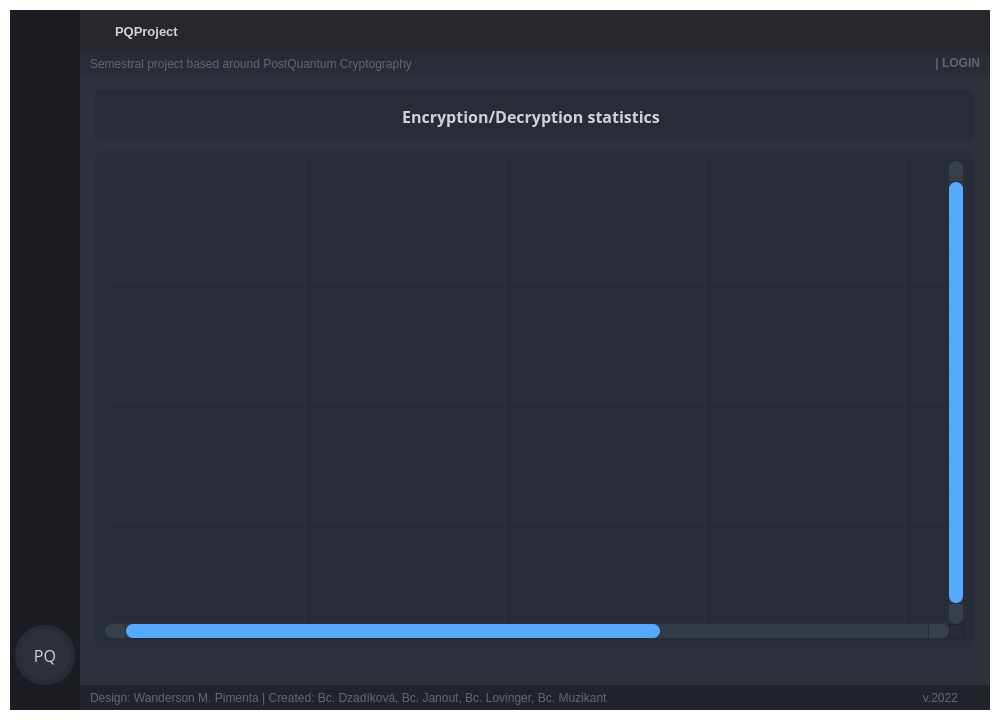
Above: gui/GUI_BASE.ui from Muzosh/PQ-crypto-test-app before the change. Below: the same form after it.
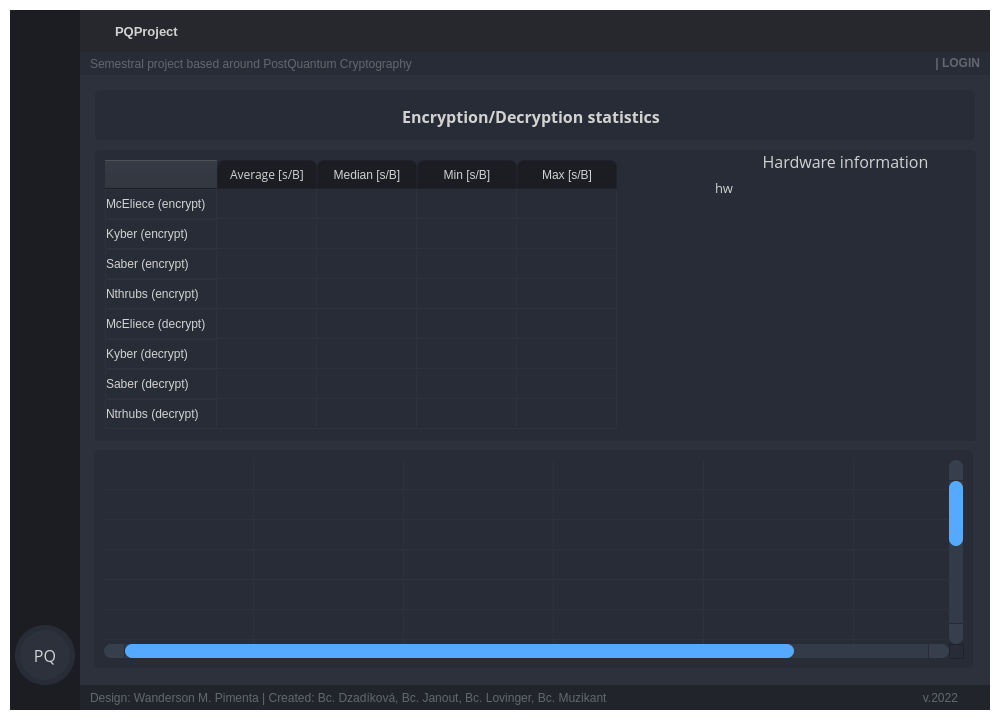
That is the form after the change. The open tabs and pages were chosen to show the change. Icons and pictures are not drawn.

Commit message: Finish statistics obtaining, fix gui, table headers and more

What changed in the file:
```diff
--- a/gui/GUI_BASE.ui
+++ b/gui/GUI_BASE.ui
@@ -4058,10 +4058,10 @@
                    <widget class="QFrame" name="enc_statistics_table_frame">
                     <property name="geometry">
                      <rect>
-                      <x>9</x>
-                      <y>70</y>
-                      <width>880</width>
-                      <height>500</height>
+                      <x>8</x>
+                      <y>369</y>
+                      <width>881</width>
+                      <height>221</height>
                      </rect>
                     </property>
                     <property name="minimumSize">
@@ -4406,8 +4406,11 @@
                        <attribute name="horizontalHeaderCascadingSectionResizes">
                         <bool>true</bool>
                        </attribute>
+                       <attribute name="horizontalHeaderMinimumSectionSize">
+                        <number>20</number>
+                       </attribute>
                        <attribute name="horizontalHeaderDefaultSectionSize">
-                        <number>200</number>
+                        <number>150</number>
                        </attribute>
                        <attribute name="horizontalHeaderStretchLastSection">
                         <bool>true</bool>
@@ -4422,7 +4425,7 @@
                         <bool>false</bool>
                        </attribute>
                        <attribute name="verticalHeaderStretchLastSection">
-                        <bool>true</bool>
+                        <bool>false</bool>
                        </attribute>
                        <row/>
                        <row/>
@@ -4439,7 +4442,7 @@
                        <row/>
                        <column>
                         <property name="text">
-                         <string>DatTime</string>
+                         <string>DateTime</string>
                         </property>
                        </column>
                        <column>
@@ -4454,17 +4457,17 @@
                        </column>
                        <column>
                         <property name="text">
-                         <string>Nový sloupec</string>
+                         <string>FileSize [B]</string>
                         </property>
                        </column>
                        <column>
                         <property name="text">
-                         <string>KEM time</string>
+                         <string>KEM time [s]</string>
                         </property>
                        </column>
                        <column>
                         <property name="text">
-                         <string>AES time</string>
+                         <string>AES time [s]</string>
                         </property>
                        </column>
                       </widget>
@@ -4527,6 +4530,322 @@
                      </property>
                     </widget>
                    </widget>
+                   <widget class="QFrame" name="enc_statistics_data_frame">
+                    <property name="geometry">
+                     <rect>
+                      <x>10</x>
+                      <y>70</y>
+                      <width>881</width>
+                      <height>291</height>
+                     </rect>
+                    </property>
+                    <property name="sizePolicy">
+                     <sizepolicy hsizetype="MinimumExpanding" vsizetype="MinimumExpanding">
+                      <horstretch>0</horstretch>
+                      <verstretch>0</verstretch>
+                     </sizepolicy>
+                    </property>
+                    <property name="styleSheet">
+                     <string notr="true">background-color: rgb(39, 44, 54);
+border-radius: 5px;</string>
+                    </property>
+                    <property name="frameShape">
+                     <enum>QFrame::StyledPanel</enum>
+                    </property>
+                    <property name="frameShadow">
+                     <enum>QFrame::Raised</enum>
+                    </property>
+                    <widget class="QWidget" name="verticalLayoutWidget">
+                     <property name="geometry">
+                      <rect>
+                       <x>0</x>
+                       <y>0</y>
+                       <width>621</width>
+                       <height>309</height>
+                      </rect>
+                     </property>
+                     <layout class="QVBoxLayout" name="enc_statistics_layout_data_box">
+                      <property name="sizeConstraint">
+                       <enum>QLayout::SetDefaultConstraint</enum>
+                      </property>
+                      <item>
+                       <widget class="QTableWidget" name="enc_statistics_data_table">
+                        <property name="enabled">
+                         <bool>true</bool>
+                        </property>
+                        <property name="sizePolicy">
+                         <sizepolicy hsizetype="MinimumExpanding" vsizetype="MinimumExpanding">
+                          <horstretch>0</horstretch>
+                          <verstretch>0</verstretch>
+                         </sizepolicy>
+                        </property>
+                        <property name="layoutDirection">
+                         <enum>Qt::LeftToRight</enum>
+                        </property>
+                        <property name="autoFillBackground">
+                         <bool>false</bool>
+                        </property>
+                        <property name="styleSheet">
+                         <string notr="true">QTableWidget {	
+	background-color: rgb(39, 44, 54);
+	padding: 10px;
+	border-radius: 5px;
+	gridline-color: rgb(44, 49, 60);
+	border-bottom: 1px solid rgb(44, 49, 60);
+}
+QTableWidget::item{
+	border-color: rgb(44, 49, 60);
+	padding-left: 5px;
+	padding-right: 5px;
+	gridline-color: rgb(44, 49, 60);
+}
+QTableWidget::item:selected{
+	background-color: rgb(85, 170, 255);
+}
+QScrollBar:horizontal {
+    border: none;
+    background: rgb(52, 59, 72);
+    height: 14px;
+    margin: 0px 21px 0 21px;
+	border-radius: 0px;
+}
+ QScrollBar:vertical {
+	border: none;
+    background: rgb(52, 59, 72);
+    width: 14px;
+    margin: 21px 0 21px 0;
+	border-radius: 0px;
+ }
+QHeaderView::section{
+	Background-color: rgb(39, 44, 54);
+	max-width: 30px;
+	border: 1px solid rgb(44, 49, 60);
+	border-style: none;
+    border-bottom: 1px solid rgb(44, 49, 60);
+    border-right: 1px solid rgb(44, 49, 60);
+}
+QTableWidget::horizontalHeader {	
+	background-color: rgb(81, 255, 0);
+}
+QHeaderView::section:horizontal
+{
+    border: 1px solid rgb(32, 34, 42);
+	background-color: rgb(27, 29, 35);
+	padding: 3px;
+	border-top-left-radius: 7px;
+    border-top-right-radius: 7px;
+}
+QHeaderView::section:vertical
+{
+    border: 1px solid rgb(44, 49, 60);
+}
+</string>
+                        </property>
+                        <property name="verticalScrollBarPolicy">
+                         <enum>Qt::ScrollBarAsNeeded</enum>
+                        </property>
+                        <property name="horizontalScrollBarPolicy">
+                         <enum>Qt::ScrollBarAsNeeded</enum>
+                        </property>
+                        <property name="sizeAdjustPolicy">
+                         <enum>QAbstractScrollArea::AdjustToContents</enum>
+                        </property>
+                        <property name="editTriggers">
+                         <set>QAbstractItemView::NoEditTriggers</set>
+                        </property>
+                        <property name="selectionMode">
+                         <enum>QAbstractItemView::NoSelection</enum>
+                        </property>
+                        <property name="showGrid">
+                         <bool>true</bool>
+                        </property>
+                        <property name="sortingEnabled">
+                         <bool>false</bool>
+                        </property>
+                        <attribute name="horizontalHeaderCascadingSectionResizes">
+                         <bool>false</bool>
+                        </attribute>
+                        <attribute name="horizontalHeaderMinimumSectionSize">
+                         <number>39</number>
+                        </attribute>
+                        <attribute name="horizontalHeaderDefaultSectionSize">
+                         <number>100</number>
+                        </attribute>
+                        <attribute name="horizontalHeaderHighlightSections">
+                         <bool>false</bool>
+                        </attribute>
+                        <attribute name="horizontalHeaderShowSortIndicator" stdset="0">
+                         <bool>false</bool>
+                        </attribute>
+                        <attribute name="verticalHeaderHighlightSections">
+                         <bool>false</bool>
+                        </attribute>
+                        <attribute name="verticalHeaderShowSortIndicator" stdset="0">
+                         <bool>false</bool>
+                        </attribute>
+                        <row>
+                         <property name="text">
+                          <string>McEliece (encrypt)</string>
+                         </property>
+                        </row>
+                        <row>
+                         <property name="text">
+                          <string>Kyber (encrypt)</string>
+                         </property>
+                        </row>
+                        <row>
+                         <property name="text">
+                          <string>Saber (encrypt)</string>
+                         </property>
+                        </row>
+                        <row>
+                         <property name="text">
+                          <string>Nthrubs (encrypt)</string>
+                         </property>
+                        </row>
+                        <row>
+                         <property name="text">
+                          <string>McEliece (decrypt)</string>
+                         </property>
+                        </row>
+                        <row>
+                         <property name="text">
+                          <string>Kyber (decrypt)</string>
+                         </property>
+                        </row>
+                        <row>
+                         <property name="text">
+                          <string>Saber (decrypt)</string>
+                         </property>
+                        </row>
+                        <row>
+                         <property name="text">
+                          <string>Ntrhubs (decrypt)</string>
+                         </property>
+                        </row>
+                        <column>
+                         <property name="text">
+                          <string>Average [s/B]</string>
+                         </property>
+                         <property name="font">
+                          <font>
+                           <family>Open Sans</family>
+                          </font>
+                         </property>
+                        </column>
+                        <column>
+                         <property name="text">
+                          <string>Median [s/B]</string>
+                         </property>
+                        </column>
+                        <column>
+                         <property name="text">
+                          <string>Min [s/B]</string>
+                         </property>
+                        </column>
+                        <column>
+                         <property name="text">
+                          <string>Max [s/B]</string>
+                         </property>
+                        </column>
+                        <item row="0" column="0">
+                         <property name="text">
+                          <string/>
+                         </property>
+                         <property name="toolTip">
+                          <string/>
+                         </property>
+                         <property name="font">
+                          <font>
+                           <kerning>true</kerning>
+                          </font>
+                         </property>
+                         <property name="textAlignment">
+                          <set>AlignCenter</set>
+                         </property>
+                        </item>
+                        <item row="4" column="1">
+                         <property name="text">
+                          <string/>
+                         </property>
+                        </item>
+                        <item row="4" column="2">
+                         <property name="text">
+                          <string/>
+                         </property>
+                        </item>
+                        <item row="5" column="1">
+                         <property name="text">
+                          <string/>
+                         </property>
+                        </item>
+                       </widget>
+                      </item>
+                     </layout>
+                    </widget>
+                    <widget class="QWidget" name="verticalLayoutWidget_2">
+                     <property name="geometry">
+                      <rect>
+                       <x>620</x>
+                       <y>0</y>
+                       <width>261</width>
+                       <height>291</height>
+                      </rect>
+                     </property>
+                     <layout class="QVBoxLayout" name="enc_statistics_layout_hw_box">
+                      <property name="sizeConstraint">
+                       <enum>QLayout::SetNoConstraint</enum>
+                      </property>
+                      <item>
+                       <widget class="QLabel" name="enc_statistics_hw_box_label">
+                        <property name="sizePolicy">
+                         <sizepolicy hsizetype="Preferred" vsizetype="Fixed">
+                          <horstretch>0</horstretch>
+                          <verstretch>0</verstretch>
+                         </sizepolicy>
+                        </property>
+                        <property name="font">
+                         <font>
+                          <family>Open Sans</family>
+                          <pointsize>12</pointsize>
+                         </font>
+                        </property>
+                        <property name="layoutDirection">
+                         <enum>Qt::LeftToRight</enum>
+                        </property>
+                        <property name="text">
+                         <string>Hardware information</string>
+                        </property>
+                        <property name="alignment">
+                         <set>Qt::AlignCenter</set>
+                        </property>
+                       </widget>
+                      </item>
+                      <item>
+                       <widget class="QLabel" name="enc_statistics_hw_label">
+                        <property name="font">
+                         <font>
+                          <family>Open Sans</family>
+                          <pointsize>10</pointsize>
+                         </font>
+                        </property>
+                        <property name="text">
+                         <string>hw</string>
+                        </property>
+                        <property name="alignment">
+                         <set>Qt::AlignLeading|Qt::AlignLeft|Qt::AlignTop</set>
+                        </property>
+                        <property name="wordWrap">
+                         <bool>true</bool>
+                        </property>
+                        <property name="margin">
+                         <number>15</number>
+                        </property>
+                       </widget>
+                      </item>
+                     </layout>
+                    </widget>
+                   </widget>
                   </widget>
                   <widget class="QWidget" name="page_dsa_statistics">
                    <widget class="QFrame" name="dsa_statistics_table_frame">
```
Left out of the diff: 662 changed lines with no effect on the pictures. The commit also changes 3 other files.
